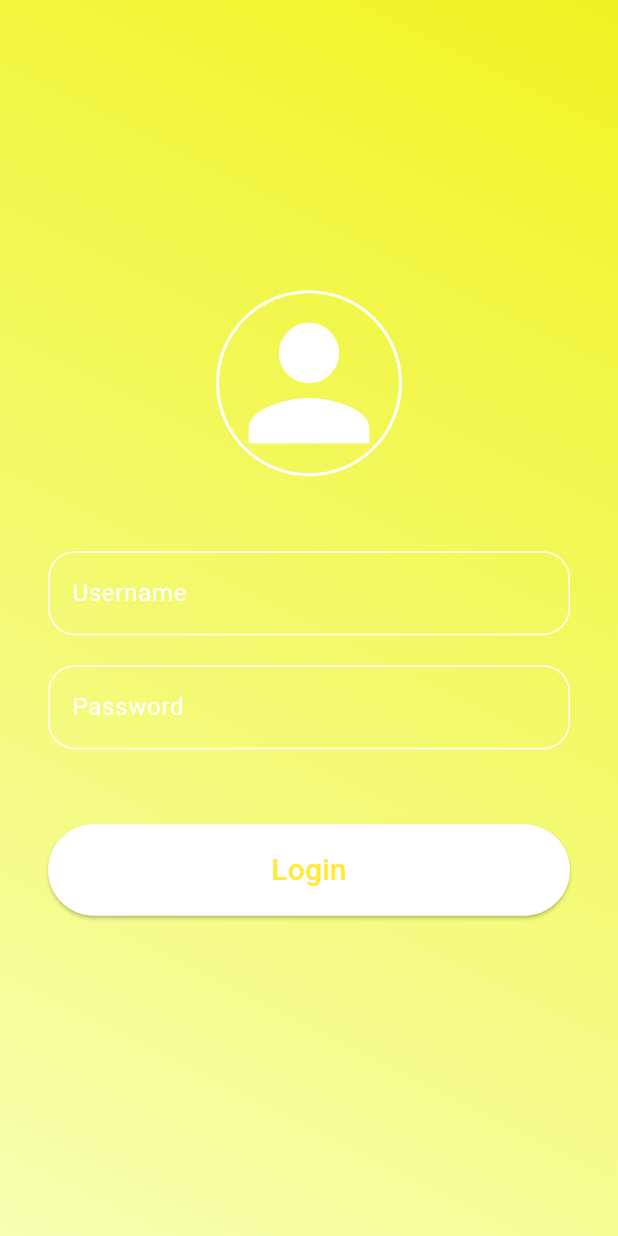
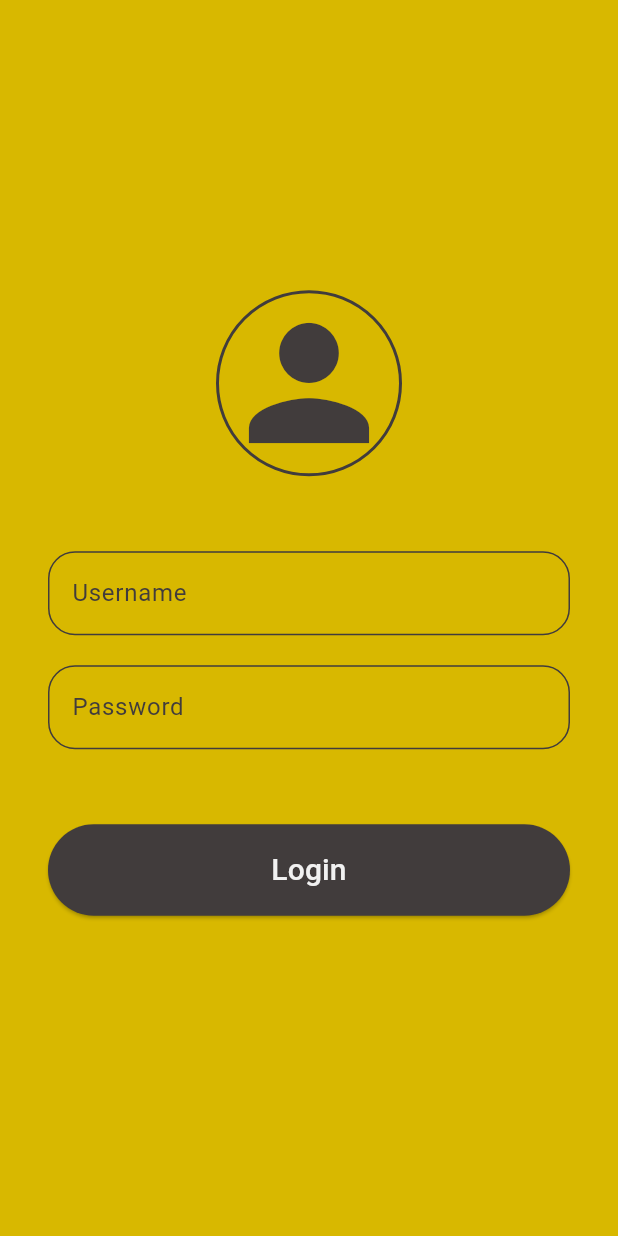
Before and after one commit to IsharaPallawattha/BeeKeep, a Flutter app: the screen it shows after launch, on a phone screen of 412 x 824 dp. Run offline on Flutter 3.47's test engine with Material 3 defaults, Android fonts, the phone set to English and light mode, and no system bars; our stand-ins replace cloud_firestore, firebase_core, syncfusion_flutter_charts; accounts and stored records are empty.

Commit message:
changed the styles and colours

```diff
--- a/lib/login_page.dart
+++ b/lib/login_page.dart
@@ -3,11 +3,11 @@ import 'package:cloud_firestore/cloud_firestore.dart';
 import 'apiaries.dart';
 
 class MyApp extends StatelessWidget {
-  const MyApp({Key? key}) : super(key: key);
+  const MyApp({super.key});
 
   @override
   Widget build(BuildContext context) {
-    return MaterialApp(
+    return const MaterialApp(
       home: Scaffold(
         body: LoginPage(), // Wrap LoginPage with Scaffold
       ),
@@ -15,9 +15,8 @@ class MyApp extends StatelessWidget {
   }
 }
 
-
 class LoginPage extends StatefulWidget {
-  const LoginPage({Key? key}) : super(key: key);
+  const LoginPage({super.key});
 
   @override
   _LoginPageState createState() => _LoginPageState();
@@ -36,26 +35,29 @@ class _LoginPageState extends State<LoginPage> {
     if (enteredUsername.isNotEmpty && enteredPassword.isNotEmpty) {
       try {
         QuerySnapshot<Map<String, dynamic>> usersSnapshot =
-        await FirebaseFirestore.instance.collection('Users').get();
+            await FirebaseFirestore.instance.collection('Users').get();
 
         // Iterate through the documents in the 'Users' collection
         for (QueryDocumentSnapshot<Map<String, dynamic>> user
-        in usersSnapshot.docs) {
+            in usersSnapshot.docs) {
           // Retrieve the username and password from the user document
           String storedUsername = user.data()['Username'];
           String storedPassword = user.data()['Password'];
+          // String storedUsername = 'user';
+          // String storedPassword = 'password';
 
-          print("sds"+storedPassword);
-          print("sds"+enteredPassword);
-
+          print("sds$storedPassword");
+          print("sds$enteredPassword");
 
           // Compare the entered username and password with the stored ones
-          if (enteredUsername == storedUsername && enteredPassword == storedPassword) {
+          if (enteredUsername == storedUsername &&
+              enteredPassword == storedPassword) {
             // Username and password match, proceed with login
             // For example, you can navigate to the dashboard page
             Navigator.pushReplacement(
               context,
-              MaterialPageRoute(builder: (context) => Apiaries(userId: user.id)),
+              MaterialPageRoute(
+                  builder: (context) => Apiaries(userId: user.id)),
             );
             return; // Exit the function since login is successful
           }
@@ -63,7 +65,7 @@ class _LoginPageState extends State<LoginPage> {
 
         // If the loop completes without finding a match, show an error message
         ScaffoldMessenger.of(context).showSnackBar(
-          SnackBar(
+          const SnackBar(
             content: Text('Invalid username or password.'),
           ),
         );
@@ -88,8 +90,8 @@ class _LoginPageState extends State<LoginPage> {
                   begin: Alignment.topRight,
                   end: Alignment.bottomLeft,
                   colors: [
-                    Color.fromARGB(255, 240, 243, 33),
-                    Color.fromARGB(255, 247, 255, 177),
+                    Color.fromARGB(255, 216, 184, 0),
+                    Color.fromARGB(255, 216, 184, 0),
                   ],
                 ),
               ),
@@ -127,10 +129,12 @@ class _LoginPageState extends State<LoginPage> {
   Widget _icon() {
     return Container(
       decoration: BoxDecoration(
-        border: Border.all(color: Colors.white, width: 2),
+        border:
+            Border.all(color: const Color.fromARGB(255, 65, 60, 60), width: 2),
         shape: BoxShape.circle,
       ),
-      child: const Icon(Icons.person, color: Colors.white, size: 120),
+      child: const Icon(Icons.person,
+          color: Color.fromARGB(255, 65, 60, 60), size: 120),
     );
   }
 
@@ -138,15 +142,15 @@ class _LoginPageState extends State<LoginPage> {
       {bool isPassword = false}) {
     var border = OutlineInputBorder(
       borderRadius: BorderRadius.circular(18),
-      borderSide: const BorderSide(color: Colors.white),
+      borderSide: const BorderSide(color: Color.fromARGB(255, 65, 60, 60)),
     );
 
     return TextField(
-      style: const TextStyle(color: Colors.white),
+      style: const TextStyle(color: Color.fromARGB(255, 65, 60, 60)),
       controller: controller,
       decoration: InputDecoration(
         hintText: hintText,
-        hintStyle: const TextStyle(color: Colors.white),
+        hintStyle: const TextStyle(color: Color.fromARGB(255, 65, 60, 60)),
         enabledBorder: border,
         focusedBorder: border,
       ),
@@ -160,8 +164,8 @@ class _LoginPageState extends State<LoginPage> {
         handleLogin();
       },
       style: ElevatedButton.styleFrom(
-        foregroundColor: Colors.yellow,
-        backgroundColor: Colors.white,
+        foregroundColor: const Color.fromARGB(255, 241, 241, 241),
+        backgroundColor: const Color.fromARGB(255, 65, 60, 60),
         shape: const StadiumBorder(),
         padding: const EdgeInsets.symmetric(vertical: 16),
       ),
```
Also changed, not shown: lib/apiaries.dart (+21 -15 lines), lib/dashboard.dart (+13 -13 lines), lib/dashboard_screen.dart (+20 -14 lines), lib/live.dart (+15 -11 lines), lib/main.dart (+3 -6 lines), lib/timely_analysis.dart (+24 -20 lines).
